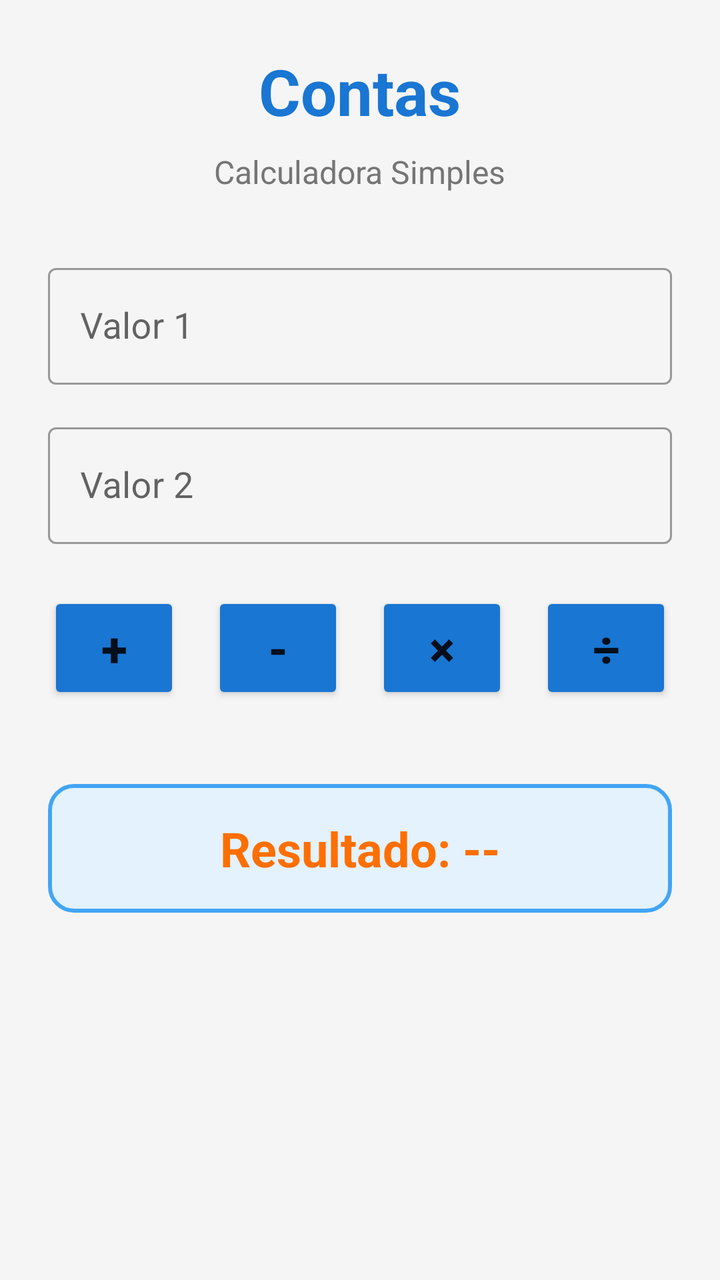
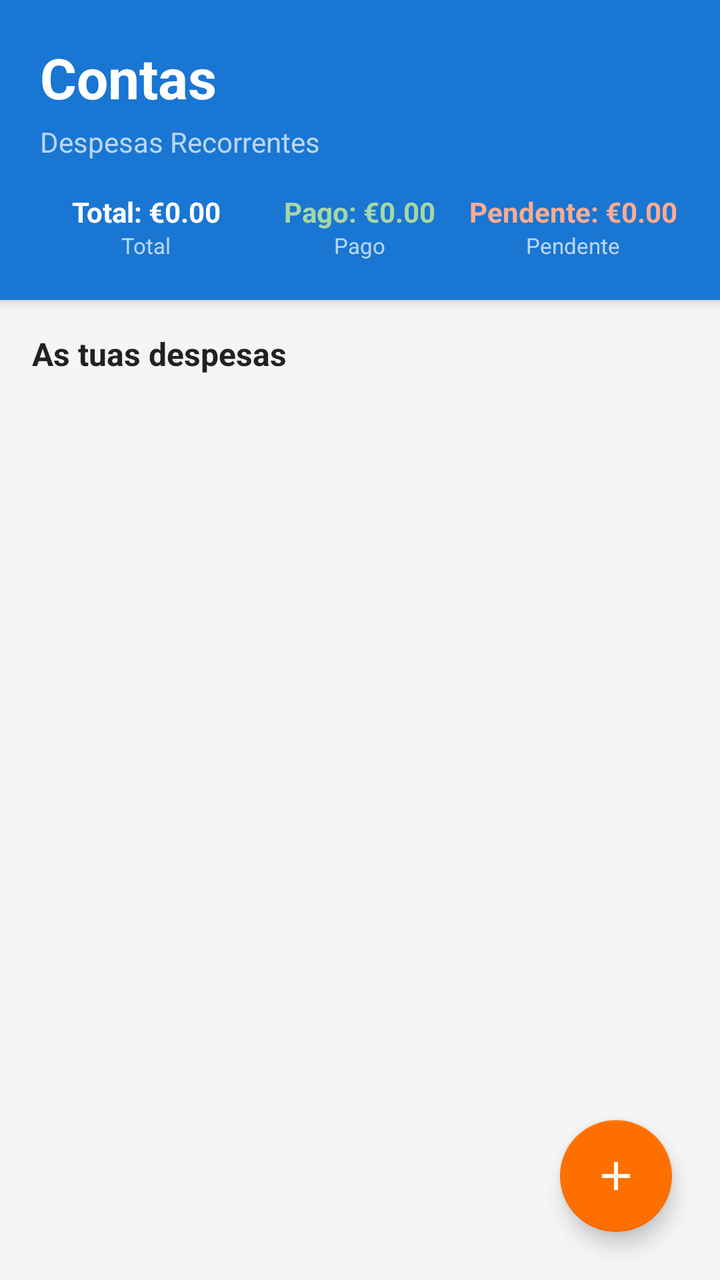

The first picture is an Android layout as it rendered before a commit; the second is the same layout after the commit. The layout source and the unified diff follow.
<!-- AndroidManifest.xml: activity theme Theme.ContasApp -->
<!-- res/layout/activity_main.xml -->
<?xml version="1.0" encoding="utf-8"?>
<LinearLayout xmlns:android="http://schemas.android.com/apk/res/android"
    xmlns:app="http://schemas.android.com/apk/res-auto"
    xmlns:tools="http://schemas.android.com/tools"
    android:layout_width="match_parent"
    android:layout_height="match_parent"
    android:orientation="vertical"
    android:padding="24dp"
    android:gravity="center_horizontal"
    android:background="@color/background"
    tools:context=".MainActivity">

    
    <TextView
        android:layout_width="wrap_content"
        android:layout_height="wrap_content"
        android:text="@string/app_name"
        android:textSize="32sp"
        android:textStyle="bold"
        android:textColor="@color/primary"
        android:layout_marginBottom="8dp" />

    <TextView
        android:layout_width="wrap_content"
        android:layout_height="wrap_content"
        android:text="Calculadora Simples"
        android:textSize="16sp"
        android:textColor="@color/text_secondary"
        android:layout_marginBottom="32dp" />

    
    <com.google.android.material.textfield.TextInputLayout
        android:layout_width="match_parent"
        android:layout_height="wrap_content"
        android:layout_marginBottom="16dp"
        style="@style/Widget.MaterialComponents.TextInputLayout.OutlinedBox">

        <com.google.android.material.textfield.TextInputEditText
            android:id="@+id/etValor1"
            android:layout_width="match_parent"
            android:layout_height="wrap_content"
            android:hint="@string/hint_valor1"
            android:inputType="numberDecimal|numberSigned"
            android:textSize="18sp" />

    </com.google.android.material.textfield.TextInputLayout>

    
    <com.google.android.material.textfield.TextInputLayout
        android:layout_width="match_parent"
        android:layout_height="wrap_content"
        android:layout_marginBottom="24dp"
        style="@style/Widget.MaterialComponents.TextInputLayout.OutlinedBox">

        <com.google.android.material.textfield.TextInputEditText
            android:id="@+id/etValor2"
            android:layout_width="match_parent"
            android:layout_height="wrap_content"
            android:hint="@string/hint_valor2"
            android:inputType="numberDecimal|numberSigned"
            android:textSize="18sp" />

    </com.google.android.material.textfield.TextInputLayout>

    
    <LinearLayout
        android:layout_width="match_parent"
        android:layout_height="wrap_content"
        android:orientation="horizontal"
        android:gravity="center"
        android:layout_marginBottom="24dp">

        <Button
            android:id="@+id/btnSomar"
            android:layout_width="0dp"
            android:layout_height="56dp"
            android:layout_weight="1"
            android:layout_marginEnd="8dp"
            android:text="+"
            android:textSize="24sp"
            android:textStyle="bold"
            app:backgroundTint="@color/primary" />

        <Button
            android:id="@+id/btnSubtrair"
            android:layout_width="0dp"
            android:layout_height="56dp"
            android:layout_weight="1"
            android:layout_marginStart="8dp"
            android:layout_marginEnd="8dp"
            android:text="-"
            android:textSize="24sp"
            android:textStyle="bold"
            app:backgroundTint="@color/primary" />

        <Button
            android:id="@+id/btnMultiplicar"
            android:layout_width="0dp"
            android:layout_height="56dp"
            android:layout_weight="1"
            android:layout_marginStart="8dp"
            android:layout_marginEnd="8dp"
            android:text="×"
            android:textSize="24sp"
            android:textStyle="bold"
            app:backgroundTint="@color/primary" />

        <Button
            android:id="@+id/btnDividir"
            android:layout_width="0dp"
            android:layout_height="56dp"
            android:layout_weight="1"
            android:layout_marginStart="8dp"
            android:text="÷"
            android:textSize="24sp"
            android:textStyle="bold"
            app:backgroundTint="@color/primary" />

    </LinearLayout>

    
    <TextView
        android:id="@+id/tvResultado"
        android:layout_width="match_parent"
        android:layout_height="wrap_content"
        android:text="@string/resultado_inicial"
        android:textSize="24sp"
        android:textStyle="bold"
        android:textColor="@color/accent"
        android:gravity="center"
        android:padding="16dp"
        android:background="@drawable/resultado_background"
        android:layout_marginTop="16dp" />

</LinearLayout>
<!-- resources referenced by this layout -->
<resources>
  <color name="accent">#FF6F00</color>
  <color name="background">#F5F5F5</color>
  <color name="primary">#1976D2</color>
  <color name="text_secondary">#757575</color>
  <!-- drawable resultado_background (drawable) -->
  <?xml version="1.0" encoding="utf-8"?>
  <shape xmlns:android="http://schemas.android.com/apk/res/android"
      android:shape="rectangle">
      <solid android:color="@color/resultado_bg" />
      <corners android:radius="12dp" />
      <stroke
          android:width="2dp"
          android:color="@color/primary_light" />
  </shape>
  <string name="app_name">Contas</string>
  <string name="hint_valor1">Valor 1</string>
  <string name="hint_valor2">Valor 2</string>
  <string name="resultado_inicial">Resultado: --</string>
  <style name="Theme.ContasApp" parent="Theme.MaterialComponents.DayNight.DarkActionBar">
          
          <item name="colorPrimary">@color/primary</item>
          <item name="colorPrimaryVariant">@color/primary_dark</item>
          <item name="colorOnPrimary">@color/white</item>
  
          
          <item name="colorSecondary">@color/accent</item>
          <item name="colorSecondaryVariant">@color/accent</item>
          <item name="colorOnSecondary">@color/white</item>
  
          
          <item name="android:statusBarColor" tools:targetApi="l">@color/primary_dark</item>
      </style>
  <color name="resultado_bg">#E3F2FD</color>
  <color name="primary_light">#42A5F5</color>
  <color name="primary_dark">#1565C0</color>
  <color name="white">#FFFFFF</color>
</resources>

<!-- the commit's change to res/layout/activity_main.xml (unified diff, before → after) -->
@@ -1,135 +1,169 @@
 <?xml version="1.0" encoding="utf-8"?>
-<LinearLayout xmlns:android="http://schemas.android.com/apk/res/android"
+<androidx.coordinatorlayout.widget.CoordinatorLayout xmlns:android="http://schemas.android.com/apk/res/android"
     xmlns:app="http://schemas.android.com/apk/res-auto"
     xmlns:tools="http://schemas.android.com/tools"
     android:layout_width="match_parent"
     android:layout_height="match_parent"
-    android:orientation="vertical"
-    android:padding="24dp"
-    android:gravity="center_horizontal"
     android:background="@color/background"
     tools:context=".MainActivity">
 
-    
-    <TextView
-        android:layout_width="wrap_content"
-        android:layout_height="wrap_content"
-        android:text="@string/app_name"
-        android:textSize="32sp"
-        android:textStyle="bold"
-        android:textColor="@color/primary"
-        android:layout_marginBottom="8dp" />
+    <LinearLayout
+        android:layout_width="match_parent"
+        android:layout_height="match_parent"
+        android:orientation="vertical">
 
-    <TextView
-        android:layout_width="wrap_content"
-        android:layout_height="wrap_content"
-        android:text="Calculadora Simples"
-        android:textSize="16sp"
-        android:textColor="@color/text_secondary"
-        android:layout_marginBottom="32dp" />
-
-    
-    <com.google.android.material.textfield.TextInputLayout
-        android:layout_width="match_parent"
-        android:layout_height="wrap_content"
-        android:layout_marginBottom="16dp"
-        style="@style/Widget.MaterialComponents.TextInputLayout.OutlinedBox">
-
-        <com.google.android.material.textfield.TextInputEditText
-            android:id="@+id/etValor1"
+        
+        <LinearLayout
             android:layout_width="match_parent"
             android:layout_height="wrap_content"
-            android:hint="@string/hint_valor1"
-            android:inputType="numberDecimal|numberSigned"
-            android:textSize="18sp" />
+            android:orientation="vertical"
+            android:padding="20dp"
+            android:background="@color/primary"
+            android:elevation="4dp">
 
-    </com.google.android.material.textfield.TextInputLayout>
+            <TextView
+                android:layout_width="wrap_content"
+                android:layout_height="wrap_content"
+                android:text="@string/app_name"
+                android:textSize="28sp"
+                android:textStyle="bold"
+                android:textColor="@color/white"
+                android:layout_marginBottom="4dp" />
 
-    
-    <com.google.android.material.textfield.TextInputLayout
-        android:layout_width="match_parent"
-        android:layout_height="wrap_content"
-        android:layout_marginBottom="24dp"
-        style="@style/Widget.MaterialComponents.TextInputLayout.OutlinedBox">
+            <TextView
+                android:layout_width="wrap_content"
+                android:layout_height="wrap_content"
+                android:text="Despesas Recorrentes"
+                android:textSize="14sp"
+                android:textColor="@color/white_70"
+                android:layout_marginBottom="16dp" />
 
-        <com.google.android.material.textfield.TextInputEditText
-            android:id="@+id/etValor2"
+            
+            <LinearLayout
+                android:layout_width="match_parent"
+                android:layout_height="wrap_content"
+                android:orientation="horizontal"
+                android:weightSum="3">
+
+                <LinearLayout
+                    android:layout_width="0dp"
+                    android:layout_height="wrap_content"
+                    android:layout_weight="1"
+                    android:orientation="vertical"
+                    android:gravity="center">
+
+                    <TextView
+                        android:id="@+id/tvTotal"
+                        android:layout_width="wrap_content"
+                        android:layout_height="wrap_content"
+                        android:text="Total: €0.00"
+                        android:textSize="14sp"
+                        android:textColor="@color/white"
+                        android:textStyle="bold" />
+
+                    <TextView
+                        android:layout_width="wrap_content"
+                        android:layout_height="wrap_content"
+                        android:text="Total"
+                        android:textSize="11sp"
+                        android:textColor="@color/white_70" />
+                </LinearLayout>
+
+                <LinearLayout
+                    android:layout_width="0dp"
+                    android:layout_height="wrap_content"
+                    android:layout_weight="1"
+                    android:orientation="vertical"
+                    android:gravity="center">
+
+                    <TextView
+                        android:id="@+id/tvTotalPago"
+                        android:layout_width="wrap_content"
+                        android:layout_height="wrap_content"
+                        android:text="Pago: €0.00"
+                        android:textSize="14sp"
+                        android:textColor="#A5D6A7"
+                        android:textStyle="bold" />
+
+                    <TextView
+                        android:layout_width="wrap_content"
+                        android:layout_height="wrap_content"
+                        android:text="Pago"
+                        android:textSize="11sp"
+                        android:textColor="@color/white_70" />
+                </LinearLayout>
+
+                <LinearLayout
+                    android:layout_width="0dp"
+                    android:layout_height="wrap_content"
+                    android:layout_weight="1"
+                    android:orientation="vertical"
+                    android:gravity="center">
+
+                    <TextView
+                        android:id="@+id/tvTotalPendente"
+                        android:layout_width="wrap_content"
+                        android:layout_height="wrap_content"
+                        android:text="Pendente: €0.00"
+                        android:textSize="14sp"
+                        android:textColor="#FFAB91"
+                        android:textStyle="bold" />
+
+                    <TextView
+                        android:layout_width="wrap_content"
+                        android:layout_height="wrap_content"
+                        android:text="Pendente"
+                        android:textSize="11sp"
+                        android:textColor="@color/white_70" />
+                </LinearLayout>
+            </LinearLayout>
+        </LinearLayout>
+
+        
+        <TextView
+            android:layout_width="wrap_content"
+            android:layout_height="wrap_content"
+            android:text="As tuas despesas"
+            android:textSize="16sp"
+            android:textStyle="bold"
+            android:textColor="@color/text_primary"
+            android:paddingStart="16dp"
+            android:paddingTop="16dp"
+            android:paddingBottom="8dp" />
+
+        <androidx.recyclerview.widget.RecyclerView
+            android:id="@+id/rvDespesas"
             android:layout_width="match_parent"
-            android:layout_height="wrap_content"
-            android:hint="@string/hint_valor2"
-            android:inputType="numberDecimal|numberSigned"
-            android:textSize="18sp" />
+            android:layout_height="0dp"
+            android:layout_weight="1"
+            android:padding="8dp"
+            android:clipToPadding="false" />
 
-    </com.google.android.material.textfield.TextInputLayout>
-
-    
-    <LinearLayout
-        android:layout_width="match_parent"
-        android:layout_height="wrap_content"
-        android:orientation="horizontal"
-        android:gravity="center"
-        android:layout_marginBottom="24dp">
-
-        <Button
-            android:id="@+id/btnSomar"
-            android:layout_width="0dp"
-            android:layout_height="56dp"
+        
+        <TextView
+            android:id="@+id/tvVazio"
+            android:layout_width="match_parent"
+            android:layout_height="0dp"
             android:layout_weight="1"
-            android:layout_marginEnd="8dp"
-            android:text="+"
-            android:textSize="24sp"
-            android:textStyle="bold"
-            app:backgroundTint="@color/primary" />
-
-        <Button
-            android:id="@+id/btnSubtrair"
-            android:layout_width="0dp"
-            android:layout_height="56dp"
-            android:layout_weight="1"
-            android:layout_marginStart="8dp"
-            android:layout_marginEnd="8dp"
-            android:text="-"
-            android:textSize="24sp"
-            android:textStyle="bold"
-            app:backgroundTint="@color/primary" />
-
-        <Button
-            android:id="@+id/btnMultiplicar"
-            android:layout_width="0dp"
-            android:layout_height="56dp"
-            android:layout_weight="1"
-            android:layout_marginStart="8dp"
-            android:layout_marginEnd="8dp"
-            android:text="×"
-            android:textSize="24sp"
-            android:textStyle="bold"
-            app:backgroundTint="@color/primary" />
-
-        <Button
-            android:id="@+id/btnDividir"
-            android:layout_width="0dp"
-            android:layout_height="56dp"
-            android:layout_weight="1"
-            android:layout_marginStart="8dp"
-            android:text="÷"
-            android:textSize="24sp"
-            android:textStyle="bold"
-            app:backgroundTint="@color/primary" />
+            android:gravity="center"
+            android:text="Nenhuma despesa adicionada\n\nClica no + para começar"
+            android:textSize="16sp"
+            android:textColor="@color/text_secondary"
+            android:visibility="gone" />
 
     </LinearLayout>
 
     
-    <TextView
-        android:id="@+id/tvResultado"
-        android:layout_width="match_parent"
+    <com.google.android.material.floatingactionbutton.FloatingActionButton
+        android:id="@+id/fabAdicionar"
+        android:layout_width="wrap_content"
         android:layout_height="wrap_content"
-        android:text="@string/resultado_inicial"
-        android:textSize="24sp"
-        android:textStyle="bold"
-        android:textColor="@color/accent"
-        android:gravity="center"
-        android:padding="16dp"
-        android:background="@drawable/resultado_background"
-        android:layout_marginTop="16dp" />
+        android:layout_gravity="bottom|end"
+        android:layout_margin="24dp"
+        android:src="@drawable/ic_add"
+        android:contentDescription="Adicionar despesa"
+        app:backgroundTint="@color/accent"
+        app:tint="@color/white"
+        app:elevation="6dp" />
 
-</LinearLayout>
+</androidx.coordinatorlayout.widget.CoordinatorLayout>
<!-- resource entries referenced after the edit -->
@@ -3,21 +3,22 @@
   <color name="accent">#FF6F00</color>
   <color name="background">#F5F5F5</color>
   <color name="primary">#1976D2</color>
+  <color name="text_primary">#212121</color>
   <color name="text_secondary">#757575</color>
-  <!-- drawable resultado_background (drawable) -->
-  <?xml version="1.0" encoding="utf-8"?>
-  <shape xmlns:android="http://schemas.android.com/apk/res/android"
-      android:shape="rectangle">
-      <solid android:color="@color/resultado_bg" />
-      <corners android:radius="12dp" />
-      <stroke
-          android:width="2dp"
-          android:color="@color/primary_light" />
-  </shape>
+  <color name="white">#FFFFFF</color>
+  <color name="white_70">#B3FFFFFF</color>
+  <!-- drawable ic_add (drawable) -->
+  <vector xmlns:android="http://schemas.android.com/apk/res/android"
+      android:width="24dp"
+      android:height="24dp"
+      android:viewportWidth="24"
+      android:viewportHeight="24"
+      android:tint="#FFFFFF">
+      <path
+          android:fillColor="@android:color/white"
+          android:pathData="M19,13h-6v6h-2v-6H5v-2h6V5h2v6h6v2z"/>
+  </vector>
   <string name="app_name">Contas</string>
-  <string name="hint_valor1">Valor 1</string>
-  <string name="hint_valor2">Valor 2</string>
-  <string name="resultado_inicial">Resultado: --</string>
   <style name="Theme.ContasApp" parent="Theme.MaterialComponents.DayNight.DarkActionBar">
           
           <item name="colorPrimary">@color/primary</item>
@@ -32,9 +33,6 @@
           
           <item name="android:statusBarColor" tools:targetApi="l">@color/primary_dark</item>
       </style>
-  <color name="resultado_bg">#E3F2FD</color>
-  <color name="primary_light">#42A5F5</color>
   <color name="primary_dark">#1565C0</color>
-  <color name="white">#FFFFFF</color>
 </resources>
 
